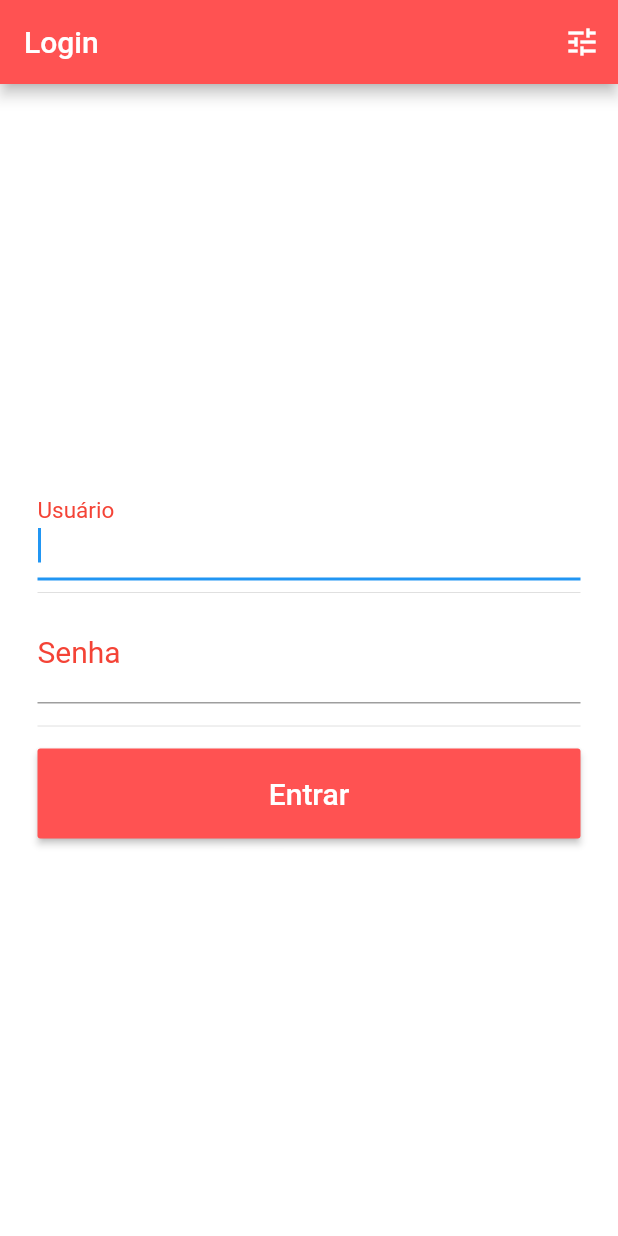
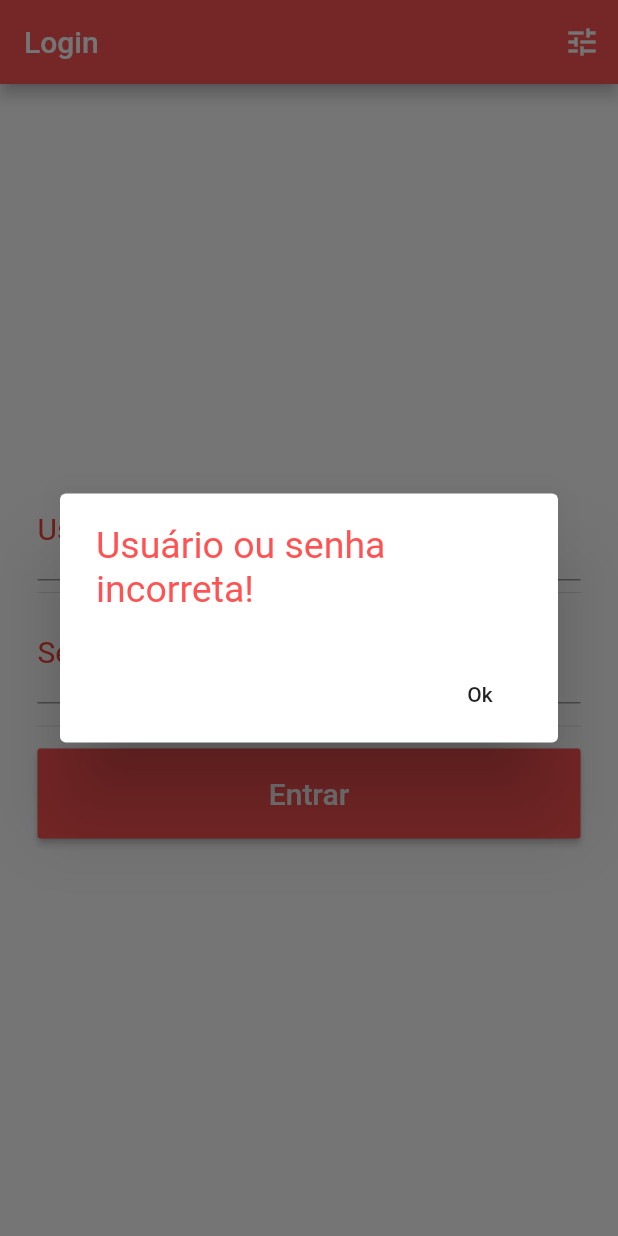
Before and after one commit to pyxis-software/appCodigoBarras, a Flutter app: the screen it shows after launch, after a tap on "Entrar", on a phone screen of 412 x 824 dp. Run offline on Flutter 3.47's test engine with Material 2 defaults, Android fonts, the phone set to English and light mode, and no system bars; our stand-ins replace shared_preferences.

Commit message:
Login e configurações

```diff
--- a/lib/view/login.dart
+++ b/lib/view/login.dart
@@ -23,7 +23,6 @@ class _LoginState extends State<Login> {
     super.initState();
 
     //Minhas variáveis
-    host = "";
     carregando = true;
     load(carregando);
     verificaHost();
@@ -101,9 +100,13 @@ class _LoginState extends State<Login> {
 
   void actionLogin(){
     String user = _controllerUser.text;
-    print(user);
     String password = _controllerPassword.text;
+    if(user != "" && password != ""){
       Future<Autenticate> aut = fetchPost(user, password);
+    }else{
+      print('vazios');
+      _showDialogVazios();
+    }
   }
 
   //Load da página
@@ -120,18 +123,46 @@ class _LoginState extends State<Login> {
       host = h;
     });
   }
+  //Mensagem de campos vazios
+  void _showDialogVazios() {
+      // flutter defined function
+      showDialog(
+        context: context,
+        builder: (BuildContext context) {
+          // return object of type Dialog
+          return AlertDialog(
+            content: new Text("Usuário ou senha incorreta!",
+            style: TextStyle(fontSize: 25, color: Colors.redAccent)),
+            actions: <Widget>[
+              // usually buttons at the bottom of the dialog
+              new FlatButton(
+                child: new Text("Ok"),
+                onPressed: () {
+                  Navigator.of(context).pop();
+                },
+              ),
+            ],
+          );
+        },
+      );
   }
 
   Future<Autenticate> fetchPost(String user, String password) async {
-  String url = 'http://destakpe.gsisoft.com.br/auth/'+ user +'/'+ password;
+    String url = 'http://'+host +'/auth/'+ user +'/'+ password;
+
+    Map<String, String> headers = new Map<String, String>();
+    headers['Content-Type'] = "application/json";
+    headers['Accept'] = "application/json";
+    headers['Authorization'] = "Bearer e068ae3b97a36f345a398a0d41d9f603bf9c96db1950035e52ec930a42b4";
+    print(url);
     final response = await http.get(url,
-    headers: {
-      HttpHeaders.authorizationHeader: "e068ae3b97a36f345a398a0d41d9f603bf9c96db1950035e52ec930a42b4"}
+      headers: headers,
     );
     final responseJson = json.decode(response.body);
     print(responseJson);
 
     return Autenticate.fromJson(responseJson);
+  }
 }
 
 class Autenticate {
```
Also changed, not shown: lib/view/configuracao.dart (+25 -0 lines). Lines whose indentation alone changed are shown as unchanged.
